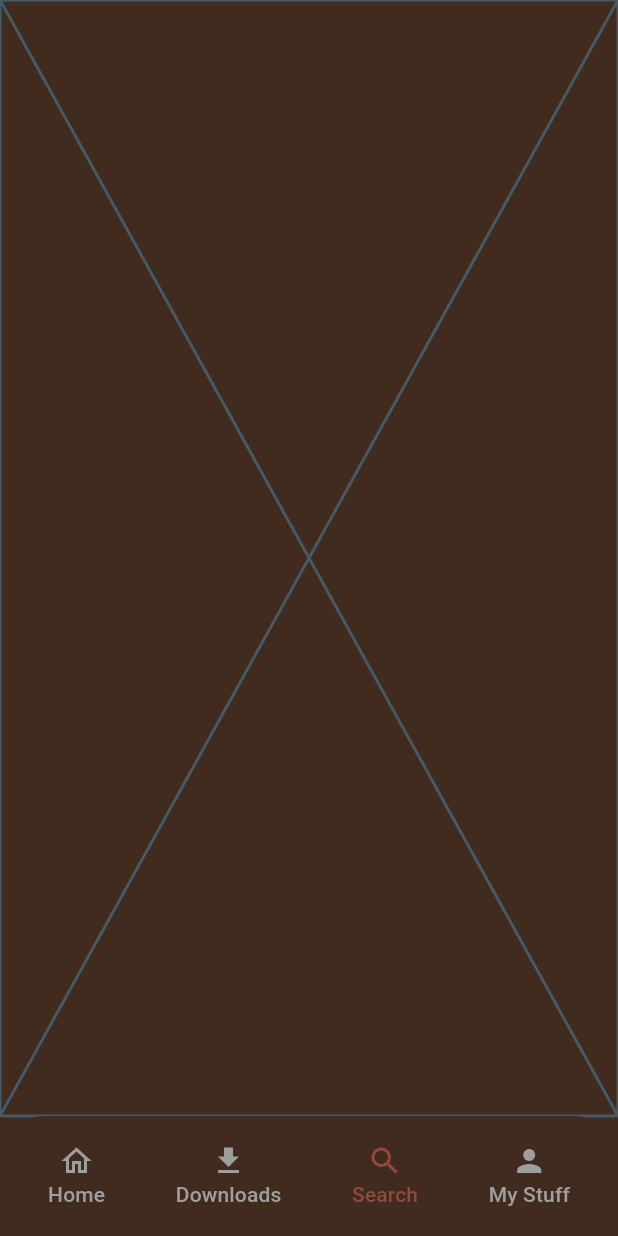
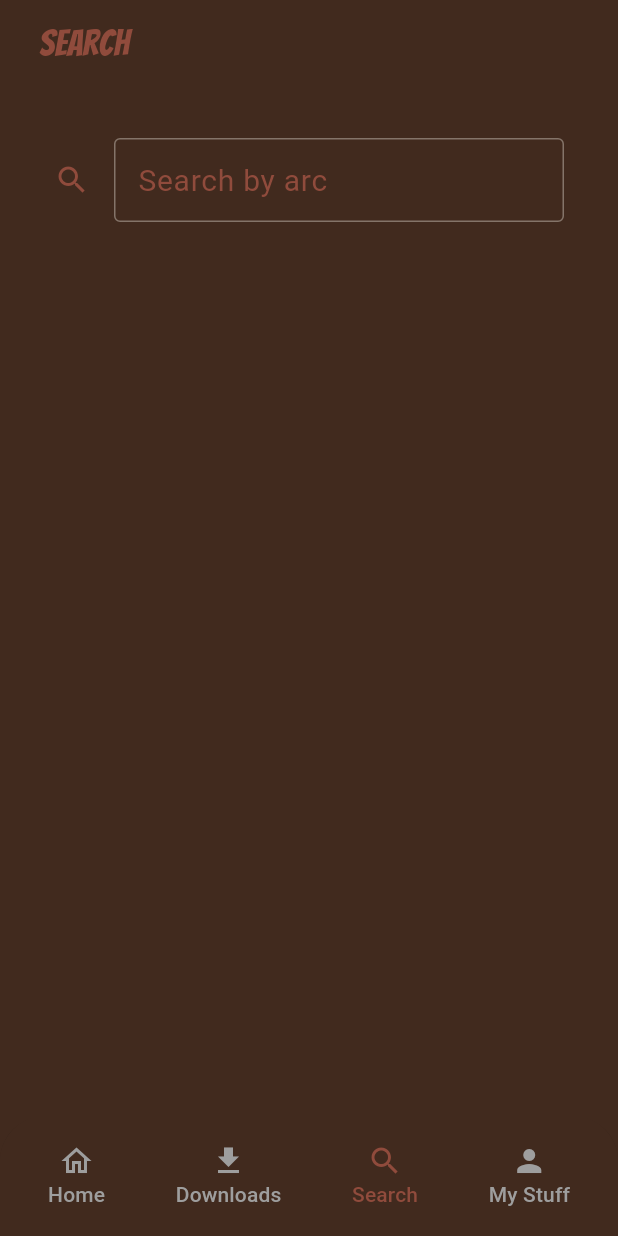
Before and after one commit to elisheba-beep/watch_one_piece, a Flutter app: the screen it shows after launch, scrolled down 124 dp, after a tap on "Search", on a phone screen of 412 x 824 dp. Run offline on Flutter 3.47's test engine with Material 3 defaults, Android fonts, the phone set to English and light mode, and no system bars; our stand-ins replace carousel_slider, dots_indicator, google_fonts; Roboto replaces fonts that are missing (Pirata One).

Commit message:
search functionality fixed

```diff
--- a/lib/screens/search.dart
+++ b/lib/screens/search.dart
@@ -1,4 +1,5 @@
 import 'package:flutter/material.dart';
+import 'package:watch_one_piece/widgets/search_widgets/one_piece_search_bar.dart';
 
 class Search extends StatefulWidget {
   const Search({super.key});
@@ -8,8 +9,69 @@ class Search extends StatefulWidget {
 }
 
 class _SearchState extends State<Search> {
+  List<String> data = [
+    'Water 7',
+    'Enies LObby',
+    'Marineford',
+    'Impel Down',
+    'Alabasta',
+    'Whole Cake',
+    'Dressrosa',
+    'Little Island',
+    'Zou',
+    'Wano',
+  ];
+
+  List<String> searchResults = [];
+
+  void onChanged(String query) {
+    setState(() {
+      if (query.isEmpty) {
+        searchResults = [];
+      } else {
+        searchResults = data
+            .where((item) => item.toLowerCase().contains(query.toLowerCase()))
+            .toList();
+      }
+    });
+  }
+
   @override
   Widget build(BuildContext context) {
-    return const Placeholder();
+    return Scaffold(
+      appBar: AppBar(
+        backgroundColor: Theme.of(context).scaffoldBackgroundColor,
+        title: Padding(
+          padding: const EdgeInsets.all(10.0),
+          child: Text(
+            "Search",
+            style: TextStyle(
+              color: Theme.of(context).primaryColor,
+              fontSize: 24,
+            ),
+          ),
+        ),
+      ),
+      body: Padding(
+        padding: const EdgeInsets.all(20.0),
+        child: Column(
+          children: [
+            OnePieceSearchBar(
+              onChanged: (value) => onChanged(value),
+            ),
+            Expanded(
+              child: ListView.builder(
+                itemCount: searchResults.length,
+                itemBuilder: (context, index) {
+                  return ListTile(
+                    title: Text(searchResults[index]),
+                  );
+                },
+              ),
+            ),
+          ],
+        ),
+      ),
+    );
   }
 }
--- /dev/null
+++ b/lib/widgets/search_widgets/one_piece_search_bar.dart
@@ -0,0 +1,31 @@
+import 'package:flutter/material.dart';
+
+class OnePieceSearchBar extends StatefulWidget {
+  const OnePieceSearchBar({super.key, required this.onChanged});
+  final void Function(String)? onChanged;
+
+  @override
+  State<OnePieceSearchBar> createState() => _SearchBarState();
+}
+
+class _SearchBarState extends State<OnePieceSearchBar> {
+  @override
+  Widget build(BuildContext context) {
+    return Container(
+      padding: const EdgeInsets.all(16),
+      child: TextField(
+        onChanged: widget.onChanged,
+        decoration: InputDecoration(
+          labelText: 'Search by arc',
+          labelStyle: TextStyle(
+            color: Theme.of(context).primaryColor,
+            fontSize: 20,
+          ),
+          border: const OutlineInputBorder(),
+          icon: const Icon(Icons.search),
+          iconColor: Theme.of(context).primaryColor,
+        ),
+      ),
+    );
+  }
+}
```
